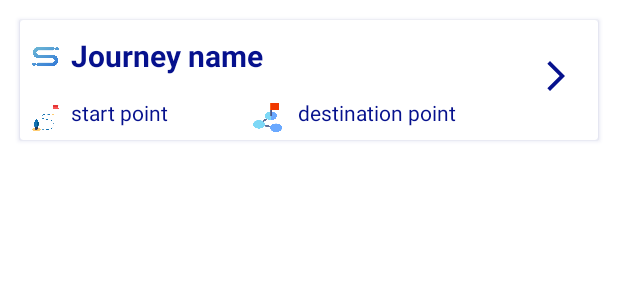
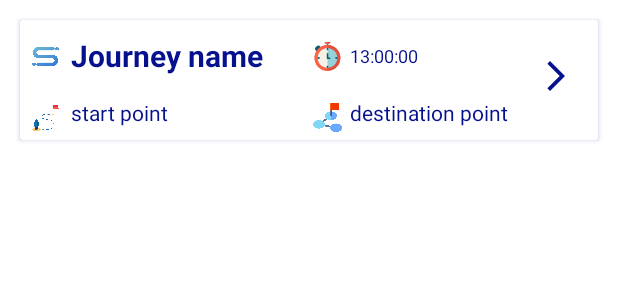
Before and after one commit to HashBusProject/DriverApplication, an Android app: the layout search_card.xml on its own in the app's theme, with its tools: preview values and no code run, on a phone screen of 412 x 824 dp. Shown: the top 300 px of the screen. Run offline under Robolectric (Android 15) with nearby library versions, the phone set to English and light mode, and no system bars.

Commit message:
Finish the bus track!!

```diff
--- a/app/src/main/java/com/hashimte/hashbusdriver/ui/home/ScheduleAdapter.java
+++ b/app/src/main/java/com/hashimte/hashbusdriver/ui/home/ScheduleAdapter.java
@@ -44,9 +44,10 @@ public class ScheduleAdapter extends RecyclerView.Adapter<ScheduleAdapter.ViewHo
     @Override
     public void onBindViewHolder(@NonNull ViewHolder holder, int position) {
         final DataSchedule schedule = schedules.get(position);
-        holder.startLocation.setText("Name :" + schedule.getJourney().getName());
-        holder.endLocation.setText("end :" + schedule.getJourney().getName());
-        holder.waitTime.setText(schedule.getSchedule().getTime().toString());
+        holder.journeyName.setText(String.format("Journey %s", schedule.getJourney().getName()));
+        holder.startPoint.setText(String.format("%d", schedule.getJourney().getSourcePoint()));
+        holder.endPoint.setText(String.format("%d", schedule.getJourney().getDestinationPoint()));
+        holder.time.setText(String.format("%s", schedule.getSchedule().getTime()));
         // DO NOT TOUCH IT
         SharedPreferences journeyPrefs = context.getSharedPreferences("journey_prefs", Context.MODE_PRIVATE);
         DataSchedule dataSchedule = new Gson().fromJson(journeyPrefs.getString("journeyStarted", null), DataSchedule.class);
@@ -72,16 +73,17 @@ public class ScheduleAdapter extends RecyclerView.Adapter<ScheduleAdapter.ViewHo
     }
 
     public class ViewHolder extends RecyclerView.ViewHolder {
-        MaterialTextView startLocation, endLocation, waitMinTime, waitTime;
+        MaterialTextView journeyName, startPoint, time, endPoint;
 
         public ViewHolder(@NonNull View itemView) {
             super(itemView);
             //journy name
-            startLocation = itemView.findViewById(R.id.joname);
+            journeyName = itemView.findViewById(R.id.joname);
             //source point
-            endLocation = itemView.findViewById(R.id.startpoint);
+            startPoint = itemView.findViewById(R.id.startpoint);
             //destination point
-            waitTime = itemView.findViewById(R.id.desponit);
+            endPoint = itemView.findViewById(R.id.desponit);
+            time = itemView.findViewById(R.id.txt_time);
         }
     }
 }
--- a/app/src/main/res/layout/search_card.xml
+++ b/app/src/main/res/layout/search_card.xml
@@ -1,59 +1,78 @@
 <?xml version="1.0" encoding="utf-8"?>
 <LinearLayout xmlns:android="http://schemas.android.com/apk/res/android"
+    xmlns:app="http://schemas.android.com/apk/res-auto"
     android:layout_width="match_parent"
     android:layout_height="wrap_content"
-    xmlns:app="http://schemas.android.com/apk/res-auto"
-    android:padding="10dp"
+    android:gravity="center"
     android:orientation="vertical"
-    android:gravity="center"
-    >
+    android:padding="10dp">
 
 
     <androidx.cardview.widget.CardView
         android:id="@+id/search_card"
         android:layout_width="match_parent"
         android:layout_height="wrap_content"
-        app:cardBackgroundColor="@color/white"
-        android:outlineSpotShadowColor="@color/blue_700"
-        android:elevation="1.7sp"
         android:layout_marginHorizontal="3sp"
         android:layout_marginVertical="3sp"
+        android:elevation="1.7sp"
+        android:outlineSpotShadowColor="@color/blue_700"
         android:paddingVertical="20sp"
-        >
+        app:cardBackgroundColor="@color/white">
+
         <ImageView
             android:layout_width="30sp"
             android:layout_height="30sp"
-            android:src="@drawable/pathway"
-            android:paddingStart="5sp"
+            android:layout_marginStart="2sp"
             android:layout_marginTop="9sp"
             android:layout_marginEnd="6sp"
-            android:layout_marginStart="2sp"
+            android:paddingStart="5sp"
             android:paddingEnd="5sp"
-          />
+            android:src="@drawable/pathway" />
+
         <com.google.android.material.textview.MaterialTextView
             android:id="@+id/joname"
             android:layout_width="wrap_content"
             android:layout_height="wrap_content"
+            android:layout_gravity="start"
+            android:layout_marginStart="34sp"
+            android:layout_marginTop="10sp"
+            android:layout_marginBottom="40sp"
             android:text="Journey name"
             android:textColor="@color/blue_700"
-            android:textStyle="bold"
             android:textSize="20sp"
-            android:layout_gravity="start"
-            android:layout_marginBottom="40sp"
-            android:layout_marginStart="34sp"
-            android:layout_marginTop="10sp"/>
-
+            android:textStyle="bold" />
 
         <ImageView
             android:layout_width="30sp"
             android:layout_height="30sp"
-            android:src="@drawable/source"
+            android:layout_marginStart="190sp"
+            android:layout_marginTop="9sp"
+            android:layout_marginEnd="6sp"
             android:paddingStart="5sp"
+            android:paddingEnd="5sp"
+            android:src="@drawable/chronometer" />
+
+        <com.google.android.material.textview.MaterialTextView
+            android:id="@+id/txt_time"
+            android:layout_width="wrap_content"
+            android:layout_height="wrap_content"
+            android:layout_gravity="start"
+            android:layout_marginStart="220dp"
+            android:layout_marginTop="15sp"
+            android:layout_marginBottom="40sp"
+            android:text="13:00:00"
+            android:textColor="@color/blue_700"
+            android:textSize="12sp" />
+
+        <ImageView
+            android:layout_width="30sp"
+            android:layout_height="30sp"
+            android:layout_marginStart="2sp"
             android:layout_marginTop="50sp"
             android:layout_marginEnd="6sp"
-            android:layout_marginStart="2sp"
+            android:paddingStart="5sp"
             android:paddingEnd="5sp"
-            />
+            android:src="@drawable/source" />
 
         <com.google.android.material.textview.MaterialTextView
             android:id="@+id/startpoint"
@@ -71,23 +90,23 @@ android:id="@+id/startpoint"
             android:textStyle="normal"
 
             />
+
         <ImageView
             android:layout_width="30sp"
             android:layout_height="30sp"
-            android:src="@drawable/path"
-            android:paddingStart="5sp"
+            android:layout_marginStart="190sp"
             android:layout_marginTop="50sp"
             android:layout_marginEnd="6sp"
-            android:layout_marginStart="150sp"
+            android:paddingStart="5sp"
             android:paddingEnd="5sp"
-            />
+            android:src="@drawable/path" />
 
         <com.google.android.material.textview.MaterialTextView
             android:id="@+id/desponit"
             android:layout_width="wrap_content"
             android:layout_height="wrap_content"
             android:layout_gravity="bottom"
-            android:layout_marginStart="185sp"
+            android:layout_marginStart="220sp"
             android:layout_marginTop="30sp"
             android:layout_marginBottom="5sp"
             android:gravity="center"
@@ -98,7 +117,6 @@ android:id="@+id/startpoint"
             android:textStyle="normal"
 
             />
-
 
 
         <TextView
```
Lines whose indentation alone changed are shown as unchanged.
